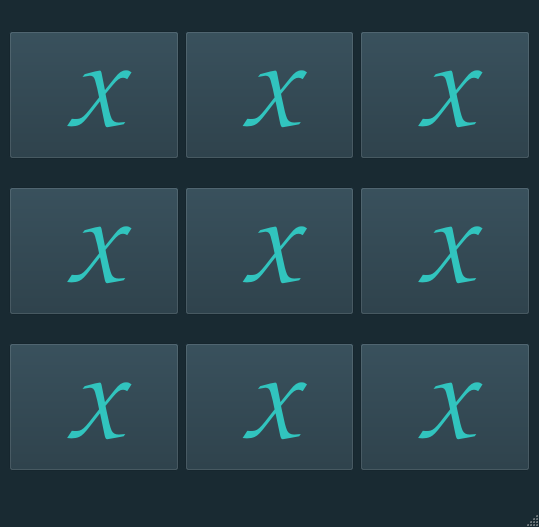
Before: the Qt Designer form 18/mainwindow.ui in dehmovlaei/PyLearn, drawn with Qt 5.
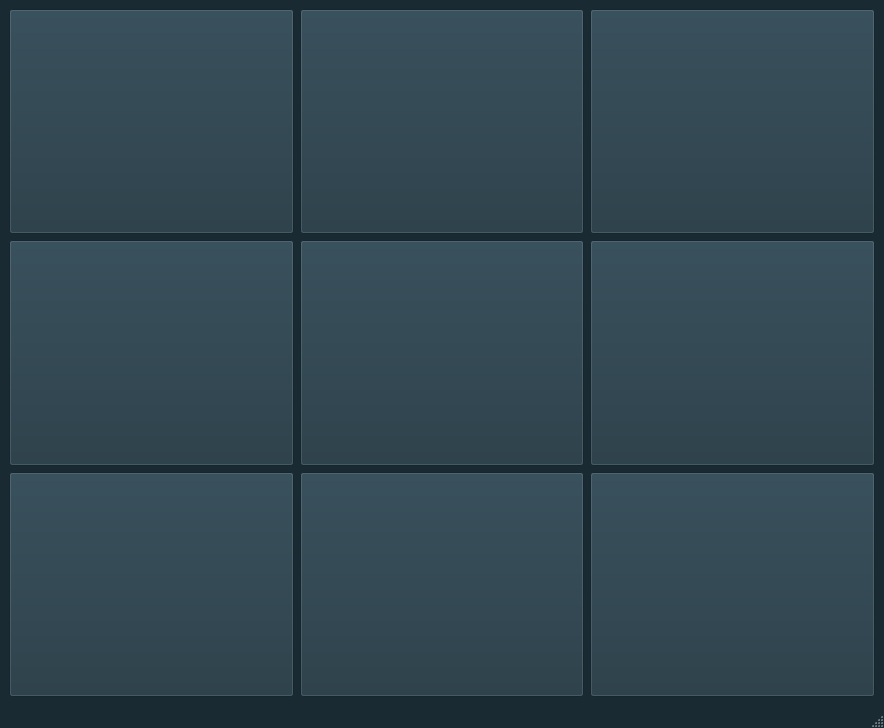
After: the same form once the commit is applied.

```diff
--- a/18/mainwindow.ui
+++ b/18/mainwindow.ui
@@ -6,10 +6,16 @@
    <rect>
     <x>0</x>
     <y>0</y>
-    <width>539</width>
-    <height>527</height>
+    <width>884</width>
+    <height>728</height>
    </rect>
   </property>
+  <property name="sizePolicy">
+   <sizepolicy hsizetype="Preferred" vsizetype="Preferred">
+    <horstretch>0</horstretch>
+    <verstretch>0</verstretch>
+   </sizepolicy>
+  </property>
   <property name="palette">
    <palette>
     <active>
@@ -81,6 +87,12 @@
    <layout class="QGridLayout" name="gridLayout">
     <item row="0" column="0">
      <widget class="QPushButton" name="btn_1">
+      <property name="sizePolicy">
+       <sizepolicy hsizetype="Preferred" vsizetype="Preferred">
+        <horstretch>0</horstretch>
+        <verstretch>0</verstretch>
+       </sizepolicy>
+      </property>
       <property name="palette">
        <palette>
         <active>
@@ -206,12 +218,18 @@
 }</string>
       </property>
       <property name="text">
-       <string>X</string>
+       <string/>
       </property>
      </widget>
     </item>
     <item row="0" column="1">
      <widget class="QPushButton" name="btn_2">
+      <property name="sizePolicy">
+       <sizepolicy hsizetype="Minimum" vsizetype="Minimum">
+        <horstretch>0</horstretch>
+        <verstretch>0</verstretch>
+       </sizepolicy>
+      </property>
       <property name="palette">
        <palette>
         <active>
@@ -334,12 +352,18 @@
 }</string>
       </property>
       <property name="text">
-       <string>X</string>
+       <string/>
       </property>
      </widget>
     </item>
     <item row="0" column="2">
      <widget class="QPushButton" name="btn_3">
+      <property name="sizePolicy">
+       <sizepolicy hsizetype="Minimum" vsizetype="Minimum">
+        <horstretch>0</horstretch>
+        <verstretch>0</verstretch>
+       </sizepolicy>
+      </property>
       <property name="palette">
        <palette>
         <active>
@@ -462,12 +486,18 @@
 }</string>
       </property>
       <property name="text">
-       <string>X</string>
+       <string/>
       </property>
      </widget>
     </item>
     <item row="1" column="0">
      <widget class="QPushButton" name="btn_4">
+      <property name="sizePolicy">
+       <sizepolicy hsizetype="Minimum" vsizetype="Minimum">
+        <horstretch>0</horstretch>
+        <verstretch>0</verstretch>
+       </sizepolicy>
+      </property>
       <property name="palette">
        <palette>
         <active>
@@ -590,12 +620,18 @@
 }</string>
       </property>
       <property name="text">
-       <string>X</string>
+       <string/>
       </property>
      </widget>
     </item>
     <item row="1" column="1">
      <widget class="QPushButton" name="btn_5">
+      <property name="sizePolicy">
+       <sizepolicy hsizetype="Minimum" vsizetype="Minimum">
+        <horstretch>0</horstretch>
+        <verstretch>0</verstretch>
+       </sizepolicy>
+      </property>
       <property name="palette">
        <palette>
         <active>
@@ -718,12 +754,18 @@
 }</string>
       </property>
       <property name="text">
-       <string>X</string>
+       <string/>
       </property>
      </widget>
     </item>
     <item row="1" column="2">
      <widget class="QPushButton" name="btn_6">
+      <property name="sizePolicy">
+       <sizepolicy hsizetype="Minimum" vsizetype="Minimum">
+        <horstretch>0</horstretch>
+        <verstretch>0</verstretch>
+       </sizepolicy>
+      </property>
       <property name="palette">
        <palette>
         <active>
@@ -846,12 +888,18 @@
 }</string>
       </property>
       <property name="text">
-       <string>X</string>
+       <string/>
       </property>
      </widget>
     </item>
     <item row="2" column="0">
      <widget class="QPushButton" name="btn_7">
+      <property name="sizePolicy">
+       <sizepolicy hsizetype="Minimum" vsizetype="Minimum">
+        <horstretch>0</horstretch>
+        <verstretch>0</verstretch>
+       </sizepolicy>
+      </property>
       <property name="palette">
        <palette>
         <active>
@@ -974,12 +1022,18 @@
 }</string>
       </property>
       <property name="text">
-       <string>X</string>
+       <string/>
       </property>
      </widget>
     </item>
     <item row="2" column="1">
      <widget class="QPushButton" name="btn_8">
+      <property name="sizePolicy">
+       <sizepolicy hsizetype="Minimum" vsizetype="Minimum">
+        <horstretch>0</horstretch>
+        <verstretch>0</verstretch>
+       </sizepolicy>
+      </property>
       <property name="palette">
        <palette>
         <active>
@@ -1102,12 +1156,18 @@
 }</string>
       </property>
       <property name="text">
-       <string>X</string>
+       <string/>
       </property>
      </widget>
     </item>
     <item row="2" column="2">
      <widget class="QPushButton" name="btn_9">
+      <property name="sizePolicy">
+       <sizepolicy hsizetype="Minimum" vsizetype="Minimum">
+        <horstretch>0</horstretch>
+        <verstretch>0</verstretch>
+       </sizepolicy>
+      </property>
       <property name="palette">
        <palette>
         <active>
@@ -1230,7 +1290,7 @@
 }</string>
       </property>
       <property name="text">
-       <string>X</string>
+       <string/>
       </property>
      </widget>
     </item>
```
Left out of the diff: 2 changed lines with no effect on the pictures.
